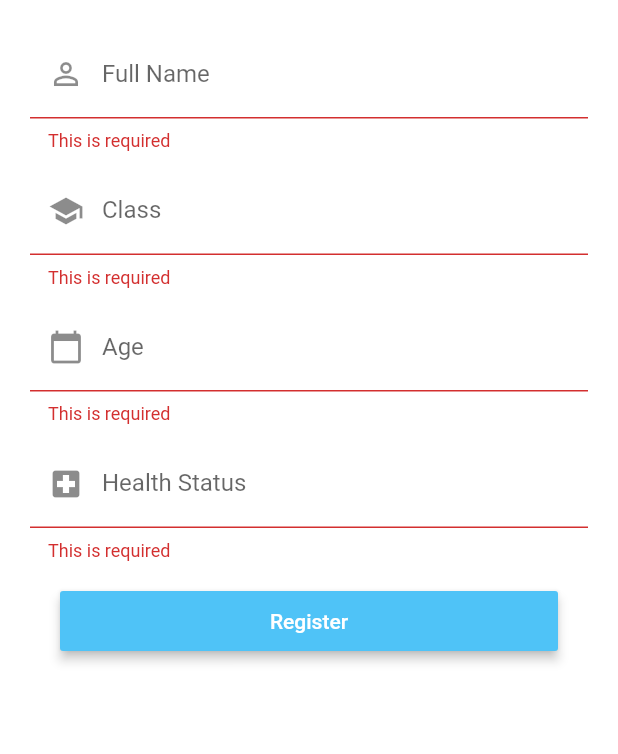
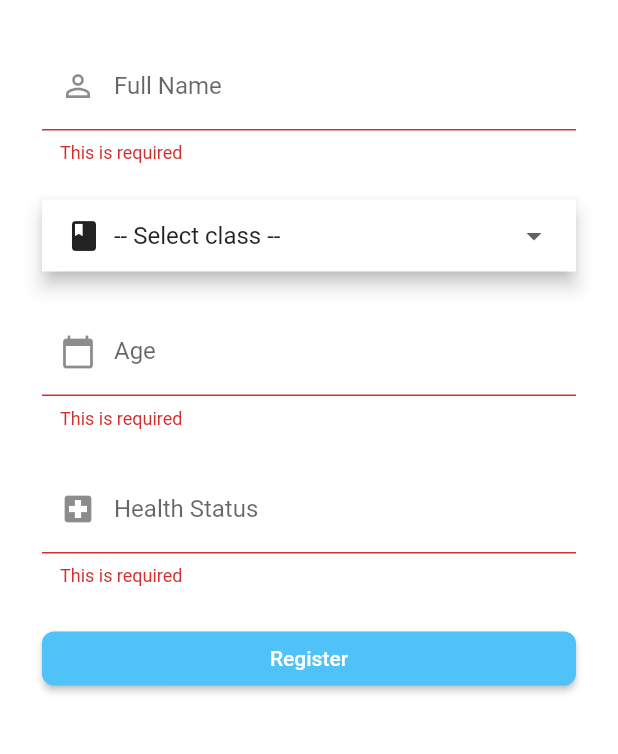
Before and after one commit to ali-ahmed-ali/tabe3, a Flutter app: the Signup screen opened by its route, after a tap on "Register", on a phone screen of 412 x 824 dp, the part 369-1123 px from its top. Run offline on Flutter 3.47's test engine with Material 2 defaults, Android fonts, the light colour scheme and no system bars; our stand-ins replace cached_network_image, connectivity, dio, firebase_messaging, flutter_html, flutter_local_notifications and 6 more; missing offline and left inert: dio_http_cache; accounts and stored records are empty; statements that could not run were skipped.

Commit message:
Complete register new student

```diff
--- a/i18n/i18n_ar.json
+++ b/i18n/i18n_ar.json
@@ -56,5 +56,6 @@
   "Full Name": "الإسم بالكامل",
   "Age": "العمر",
   "Health Status": "الحالة الصحية",
-  "Please select student to get table": "الرجاء اختيار طالب لعرض الجدول"
+  "Please select student to get table": "الرجاء اختيار طالب لعرض الجدول",
+  "-- Select class --": "-- اختيار فصل --"
 }
--- a/i18n/i18n_en.json
+++ b/i18n/i18n_en.json
@@ -57,5 +57,6 @@
   "Full Name": "Full Name",
   "Age": "Age",
   "Health Status": "Health Status",
-  "Please select student to get table": "Please select student to get table"
+  "Please select student to get table": "Please select student to get table",
+  "-- Select class --": "-- Select class --"
 }
--- a/lib/pages/auth/login.dart
+++ b/lib/pages/auth/login.dart
@@ -225,6 +225,7 @@ class _LoginPageState extends State<LoginPage> {
         "city_id": response["customer"]["city_id"] ?? false,
         "city_name": response["customer"]["city_name"] ?? false,
         "user_type": response["customer"]["user_type"] ?? "P",
+        "available_class": response["available_class"] ?? [],
       };
       bool saved = await _manager.set("customer", json.encode(user));
       PushNotificationsManager(
--- a/lib/pages/auth/signup.dart
+++ b/lib/pages/auth/signup.dart
@@ -1,19 +1,62 @@
+import 'dart:convert';
+
+import 'package:flutter/cupertino.dart';
 import 'package:flutter/material.dart';
+import 'package:tabee/resources/repository.dart';
+import 'package:tabee/utils/pref_manager.dart';
+import 'package:tabee/widget/custom_dropdown_list.dart';
+import 'package:tabee/widget/custome_button.dart';
+import 'package:tabee/widget/dialog_utils.dart';
 
 import '../../utils/lang.dart';
 
-class Signup extends StatelessWidget {
+class Signup extends StatefulWidget {
+  @override
+  _SignupState createState() => _SignupState();
+}
+
+class _SignupState extends State<Signup> {
   final Map<String, dynamic> _formData = {
     'name': null,
     'class': null,
     'age': null,
     'health': null
   };
+
   final GlobalKey<FormState> _formKey = GlobalKey<FormState>();
+
+  PrefManager _manager = new PrefManager();
+
+  Repository _repository = new Repository();
+
+  BuildContext context;
+
+  List classes = [
+    {"id": -1, "name": lang.text("-- Select class --")}
+  ];
+
+  Map<String, dynamic> selectedClass = {};
+
+  Map<String, dynamic> userData = {};
+
+  GlobalKey<ScaffoldState> _scaffoldKey = new GlobalKey();
+
+  @override
+  void initState() {
+    _manager.get("customer", "{}").then((value) {
+      Map<String, dynamic> data = json.decode(value);
+      classes.addAll(data["available_class"]);
+      userData = data;
+      print('classes: $classes');
+    });
+    super.initState();
+  }
 
   @override
   Widget build(BuildContext context) {
+    this.context = context;
     return Scaffold(
+      key: _scaffoldKey,
       appBar: AppBar(
         title: Text(lang.text('New Student')),
         centerTitle: true,
@@ -46,34 +89,34 @@ class Signup extends StatelessWidget {
       key: _formKey,
       child: Column(
         children: <Widget>[
-          _buildUsernameTextField(),
+          Padding(
+            padding: const EdgeInsets.all(8.0),
+            child: _buildUsernameTextField(),
+          ),
           SizedBox(
-            height: 10.0,
+            height: 8.0,
           ),
           _buildClassTextField(),
           SizedBox(
-            height: 10.0,
+            height: 8.0,
           ),
-          _buildAgeTextField(),
+          Padding(
+            padding: const EdgeInsets.all(8.0),
+            child: _buildAgeTextField(),
+          ),
           SizedBox(
-            height: 10.0,
+            height: 8.0,
           ),
-          _buildHealthTextField(),
+          Padding(
+            padding: const EdgeInsets.all(8.0),
+            child: _buildHealthTextField(),
+          ),
           SizedBox(
-            height: 20.0,
+            height: 8.0,
           ),
-          Container(
-            width: MediaQuery.of(context).size.width,
-            height: 40,
-            margin: EdgeInsets.symmetric(horizontal: 20),
-            child: RaisedButton(
-              elevation: 3,
-              splashColor: Colors.lightGreenAccent,
-              textColor: Colors.white,
-              color: Theme.of(context).primaryColor,
-              child: Text(lang.text('Register')),
-              onPressed: () => _submetButtonPressed(),
-            ),
+          CustomButton(
+            label: lang.text('Register'),
+            onPressed: () => register(),
           ),
           SizedBox(
             height: 10,
@@ -87,22 +130,17 @@ class Signup extends StatelessWidget {
   }
 
   Widget _buildClassTextField() {
-    return TextFormField(
-      validator: (String value) {
-        if (value.isEmpty) {
-          return lang.text('This is required');
-        }
-        return null;
-      },
-      keyboardType: TextInputType.emailAddress,
-      decoration: InputDecoration(
-        prefixIcon: Icon(Icons.school),
-        labelText: lang.text('Class'),
-        filled: true,
-        fillColor: Colors.white,
-      ),
-      onSaved: (String value) {
-        _formData['class'] = value;
+    return CustomDropdownList(
+      displayLabel: "name",
+      selectedKey: "id",
+      labels: classes,
+      selectedId: selectedClass["id"].toString(),
+      prefix: Icon(Icons.class_),
+      onChange: (data) {
+        setState(() {
+          selectedClass = data;
+          _formData["class"] = data["id"];
+        });
       },
     );
   }
@@ -136,6 +174,7 @@ class Signup extends StatelessWidget {
         }
         return null;
       },
+      keyboardType: TextInputType.number,
       decoration: InputDecoration(
         prefixIcon: Icon(Icons.calendar_today),
         labelText: lang.text('Age'),
@@ -168,12 +207,20 @@ class Signup extends StatelessWidget {
     );
   }
 
-  void _submetButtonPressed() {
+  void register() async {
     if (!_formKey.currentState.validate()) {
       return;
     }
     _formKey.currentState.save();
-    //check user here
-    //Navigator.pushReplacementNamed(context, '/home');
+    showLoadingDialog(context);
+    Map response = await _repository.registerStudent(_formData);
+    print('response: $response');
+    Navigator.pop(context);
+    if (response.containsKey("success") && response["success"]) {
+      Navigator.pop(context);
+    } else {
+      _scaffoldKey.currentState
+          .showSnackBar(new SnackBar(content: Text(response["msg"])));
+    }
   }
 }
```
